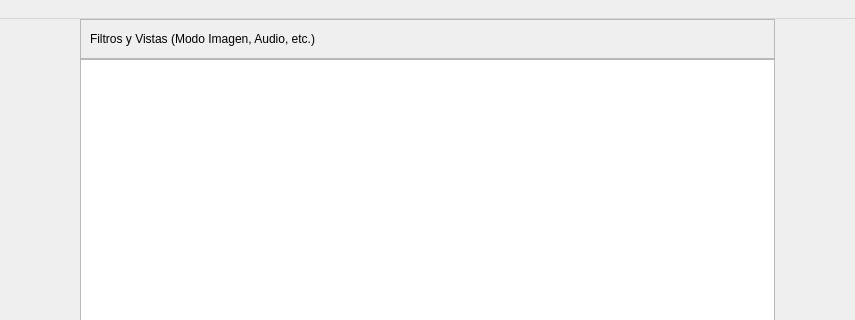
javier-rojo-ramos/arca, file ui/main_window.ui: the form before one commit; both pictures show x 144 to 999 and y 0 to 320 of the 1200 by 750 pixel window.
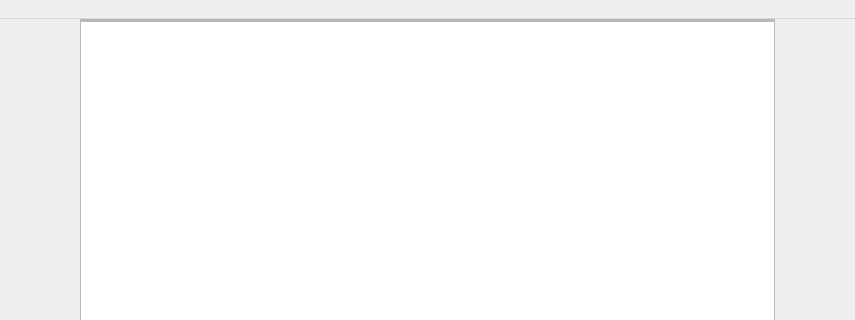
The form after the commit. Custom widgets are drawn as their Qt base class.

The edit to the form file:
```diff
--- a/ui/main_window.ui
+++ b/ui/main_window.ui
@@ -287,35 +287,27 @@
           </property>
           <item>
            <widget class="QFrame" name="frame_main_top">
-            <property name="minimumSize">
-             <size>
-              <width>0</width>
-              <height>40</height>
-             </size>
-            </property>
             <property name="frameShape">
              <enum>QFrame::StyledPanel</enum>
             </property>
             <layout class="QHBoxLayout" name="layout_main_top">
+             <property name="spacing">
+              <number>0</number>
+             </property>
+             <property name="leftMargin">
+              <number>0</number>
+             </property>
+             <property name="topMargin">
+              <number>0</number>
+             </property>
+             <property name="rightMargin">
+              <number>0</number>
+             </property>
+             <property name="bottomMargin">
+              <number>0</number>
+             </property>
              <item>
-              <widget class="QLabel" name="lbl_filters_placeholder">
-               <property name="text">
-                <string>Filtros y Vistas (Modo Imagen, Audio, etc.)</string>
-               </property>
-              </widget>
-             </item>
-             <item>
-              <spacer name="spacer_main_top_horizontal">
-               <property name="orientation">
-                <enum>Qt::Horizontal</enum>
-               </property>
-               <property name="sizeHint" stdset="0">
-                <size>
-                 <width>0</width>
-                 <height>0</height>
-                </size>
-               </property>
-              </spacer>
+              <widget class="FilterBar" name="widget_filter_bar" native="true"/>
              </item>
             </layout>
            </widget>
@@ -724,6 +716,11 @@
    <extends>QWidget</extends>
    <header>ui_helpers/widgets/single_media_view.h</header>
   </customwidget>
+  <customwidget>
+   <class>FilterBar</class>
+   <extends>QWidget</extends>
+   <header>ui_helpers/widgets/filter_bar.h</header>
+  </customwidget>
   <customwidget>
    <class>ViewButtons</class>
    <extends>QWidget</extends>
```
